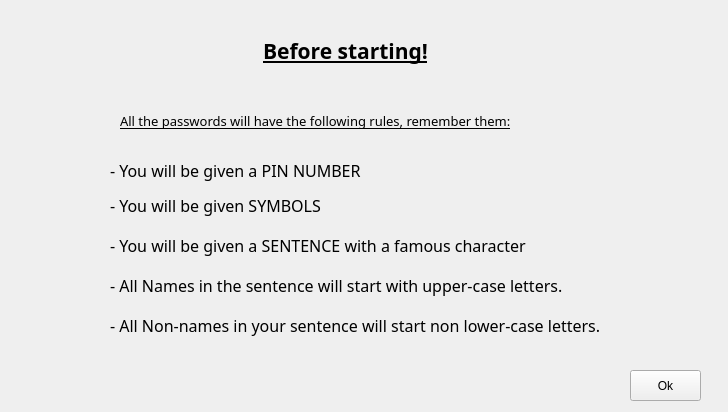
Old version of the form Python/UI forms/beforeStarting.ui in the repository ajs5433/CSEC-Final-Project-.
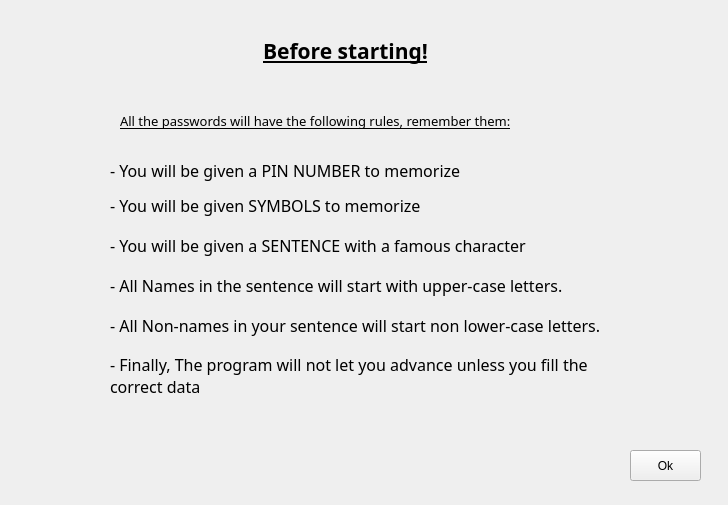
New version of the form.

What changed in the file:
```diff
--- a/Python/UI forms/beforeStarting.ui
+++ b/Python/UI forms/beforeStarting.ui
@@ -7,7 +7,7 @@
     <x>0</x>
     <y>0</y>
     <width>728</width>
-    <height>412</height>
+    <height>505</height>
    </rect>
   </property>
   <property name="windowTitle">
@@ -74,7 +74,7 @@
     </font>
    </property>
    <property name="text">
-    <string>- You will be given a PIN NUMBER</string>
+    <string>- You will be given a PIN NUMBER to memorize</string>
    </property>
    <property name="wordWrap">
     <bool>true</bool>
@@ -96,7 +96,7 @@
     </font>
    </property>
    <property name="text">
-    <string>- You will be given SYMBOLS</string>
+    <string>- You will be given SYMBOLS to memorize</string>
    </property>
    <property name="wordWrap">
     <bool>true</bool>
@@ -150,7 +150,7 @@
    <property name="geometry">
     <rect>
      <x>630</x>
-     <y>370</y>
+     <y>450</y>
      <width>71</width>
      <height>31</height>
     </rect>
@@ -181,6 +181,28 @@
     <bool>true</bool>
    </property>
   </widget>
+  <widget class="QLabel" name="label_8">
+   <property name="geometry">
+    <rect>
+     <x>110</x>
+     <y>350</y>
+     <width>531</width>
+     <height>51</height>
+    </rect>
+   </property>
+   <property name="font">
+    <font>
+     <family>Century Gothic</family>
+     <pointsize>12</pointsize>
+    </font>
+   </property>
+   <property name="text">
+    <string>- Finally, The program will not let you advance unless you fill the correct data</string>
+   </property>
+   <property name="wordWrap">
+    <bool>true</bool>
+   </property>
+  </widget>
  </widget>
  <resources/>
  <connections/>
```
Left out of the diff: 2 changed lines with no effect on the pictures.
